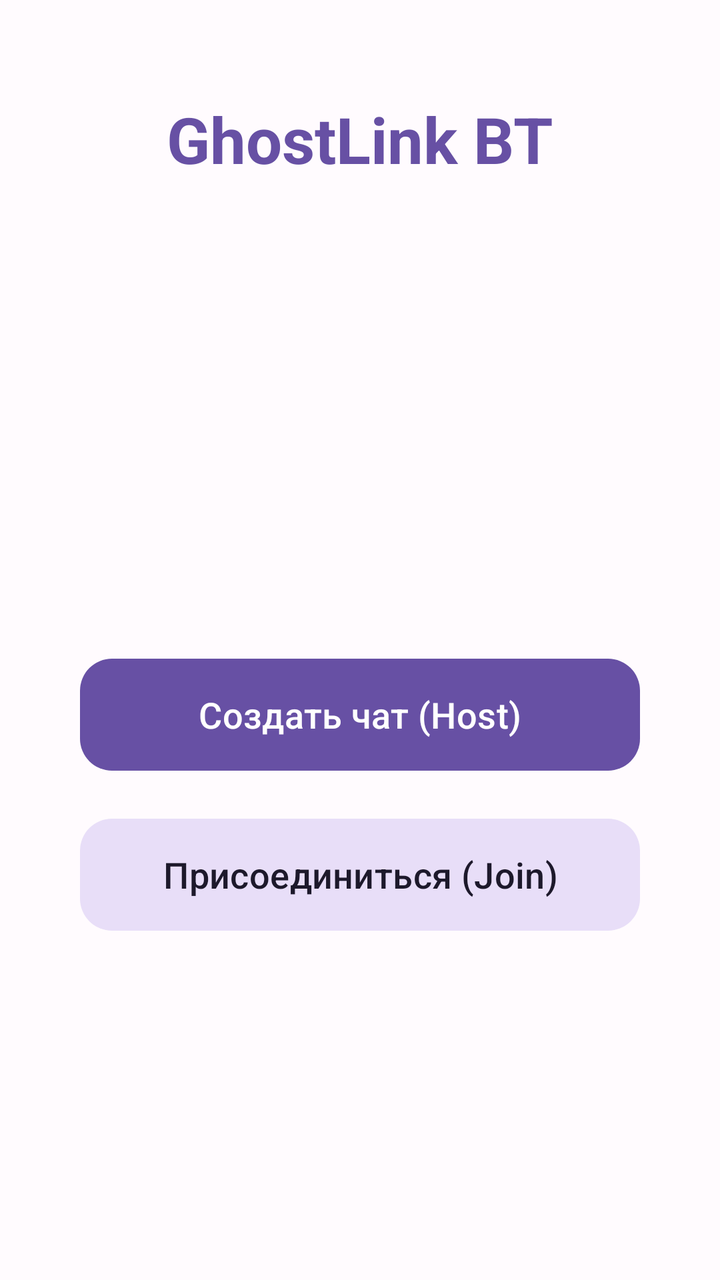
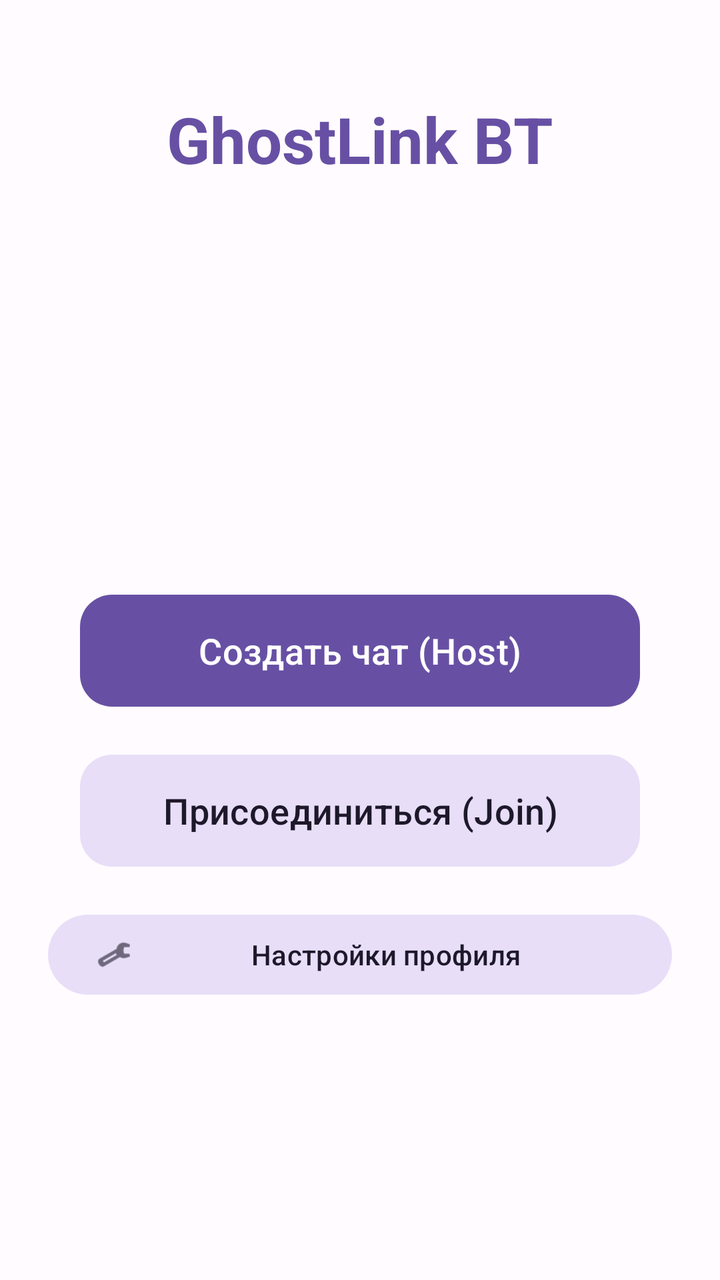

An Android layout rendered at two revisions. The XML below is the earlier revision; the diff shows what the commit changed to produce the second picture.
<!-- AndroidManifest.xml: application theme Theme.Ghostlink -->
<!-- res/layout/activity_main.xml -->
<?xml version="1.0" encoding="utf-8"?>
<LinearLayout xmlns:android="http://schemas.android.com/apk/res/android"
    xmlns:app="http://schemas.android.com/apk/res-auto"
    android:id="@+id/main"
    android:layout_width="match_parent"
    android:layout_height="match_parent"
    android:orientation="vertical"
    android:paddingTop="48dp"
    android:paddingHorizontal="24dp">

    <TextView
        android:id="@+id/titleText"
        android:layout_width="wrap_content"
        android:layout_height="wrap_content"
        android:layout_marginBottom="48dp"
        android:layout_gravity="center_horizontal" android:text="GhostLink BT"
        android:textColor="?attr/colorPrimary"
        android:textSize="32sp"
        android:textStyle="bold"
        android:textAlignment="center"
        style="@style/TextAppearance.Material3.HeadlineLarge" />

    <LinearLayout
        android:layout_width="match_parent"
        android:layout_height="match_parent"
        android:orientation="vertical"
        android:gravity="center">

        <com.google.android.material.button.MaterialButton
            android:id="@+id/btnHost"
            style="@style/Widget.Material3.Button"
            android:layout_width="match_parent"
            android:layout_height="64dp"
            android:layout_margin="16dp"
            android:text="Создать чат (Host)"
            android:textSize="18sp"
            app:cornerRadius="16dp" />

        <com.google.android.material.button.MaterialButton
            android:id="@+id/btnJoin"
            style="@style/Widget.Material3.Button.TonalButton"
            android:layout_width="match_parent"
            android:layout_height="64dp"
            android:layout_marginHorizontal="16dp"
            android:text="Присоединиться (Join)"
            android:textSize="18sp"
            app:cornerRadius="16dp" />

    </LinearLayout>
</LinearLayout>
<!-- resources referenced by this layout -->
<resources>
  <style name="Theme.Ghostlink" parent="Base.Theme.Ghostlink" />
  <style name="Base.Theme.Ghostlink" parent="Theme.Material3.DayNight.NoActionBar">
          <item name="colorPrimary">@color/primary</item>
          <item name="colorOnPrimary">@color/onPrimary</item>
  
          <item name="android:windowBackground">#FFFBFE</item>
          <item name="android:statusBarColor">#FFFBFE</item>
          <item name="android:windowLightStatusBar">true</item>
      </style>
  <color name="primary">#6750A4</color>
  <color name="onPrimary">#FFFFFF</color>
</resources>

<!-- the commit's change to res/layout/activity_main.xml (unified diff, before → after) -->
@@ -46,5 +46,14 @@
             android:textSize="18sp"
             app:cornerRadius="16dp" />
 
+        <com.google.android.material.button.MaterialButton
+            android:id="@+id/btnSettings"
+            style="@style/Widget.Material3.Button.TonalButton"
+            android:layout_width="match_parent"
+            android:layout_height="wrap_content"
+            android:layout_marginTop="16dp"
+            android:text="Настройки профиля"
+            app:icon="@android:drawable/ic_menu_preferences" />
+
     </LinearLayout>
 </LinearLayout>
